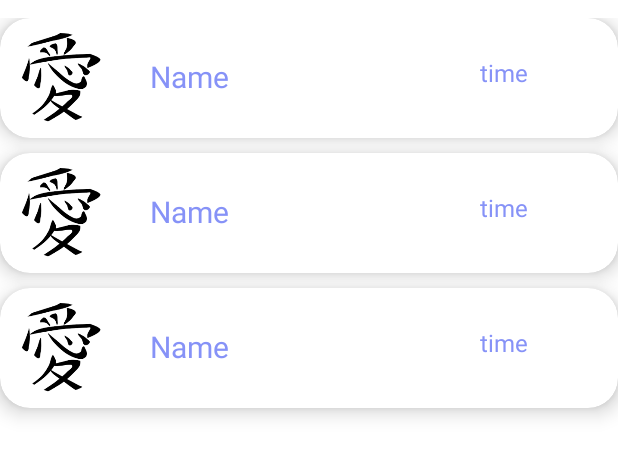
After one commit to AlaminRonya/JapaneseLanguageApp, an Android app: the layout fragment_kanji.xml on its own in the app's theme, with its tools: preview values and no code run, on a phone screen of 412 x 824 dp. The commit adds this screen. Shown: the top 456 px of the screen. Run offline under Robolectric (Android 15) with nearby library versions, the phone set to English and light mode, and no system bars.

Commit message:
KanjiFragment design

```diff
--- a/app/build.gradle
+++ b/app/build.gradle
@@ -30,6 +30,7 @@ android {
 
     buildFeatures{
         dataBinding true
+        viewBinding true
     }
 }
 
--- /dev/null
+++ b/app/src/main/java/com/attrabit/languageapp/KanjiFragment.java
@@ -0,0 +1,64 @@
+package com.attrabit.languageapp;
+
+import android.os.Bundle;
+
+import androidx.fragment.app.Fragment;
+
+import android.view.LayoutInflater;
+import android.view.View;
+import android.view.ViewGroup;
+
+/**
+ * A simple {@link Fragment} subclass.
+ * Use the {@link KanjiFragment#newInstance} factory method to
+ * create an instance of this fragment.
+ */
+public class KanjiFragment extends Fragment {
+
+    // TODO: Rename parameter arguments, choose names that match
+    // the fragment initialization parameters, e.g. ARG_ITEM_NUMBER
+    private static final String ARG_PARAM1 = "param1";
+    private static final String ARG_PARAM2 = "param2";
+
+    // TODO: Rename and change types of parameters
+    private String mParam1;
+    private String mParam2;
+
+    public KanjiFragment() {
+        // Required empty public constructor
+    }
+
+    /**
+     * Use this factory method to create a new instance of
+     * this fragment using the provided parameters.
+     *
+     * @param param1 Parameter 1.
+     * @param param2 Parameter 2.
+     * @return A new instance of fragment KanjiFragment.
+     */
+    // TODO: Rename and change types and number of parameters
+    public static KanjiFragment newInstance(String param1, String param2) {
+        KanjiFragment fragment = new KanjiFragment();
+        Bundle args = new Bundle();
+        args.putString(ARG_PARAM1, param1);
+        args.putString(ARG_PARAM2, param2);
+        fragment.setArguments(args);
+        return fragment;
+    }
+
+    @Override
+    public void onCreate(Bundle savedInstanceState) {
+        super.onCreate(savedInstanceState);
+        if (getArguments() != null) {
+            mParam1 = getArguments().getString(ARG_PARAM1);
+            mParam2 = getArguments().getString(ARG_PARAM2);
+        }
+    }
+
+    @Override
+    public View onCreateView(LayoutInflater inflater, ViewGroup container,
+                             Bundle savedInstanceState) {
+        // Inflate the layout for this fragment
+        return inflater.inflate(R.layout.fragment_kanji, container, false);
+    }
+}
--- /dev/null
+++ b/app/src/main/res/layout/fragment_kanji.xml
@@ -0,0 +1,19 @@
+<?xml version="1.0" encoding="utf-8"?>
+<androidx.constraintlayout.widget.ConstraintLayout xmlns:android="http://schemas.android.com/apk/res/android"
+    xmlns:app="http://schemas.android.com/apk/res-auto"
+    xmlns:tools="http://schemas.android.com/tools"
+    android:layout_width="match_parent"
+    android:layout_height="match_parent"
+    tools:context=".MainActivity">
+
+    <ListView
+        android:layout_width="match_parent"
+        android:layout_height="match_parent"
+        android:id="@+id/listview"
+        android:scrollbars="vertical"
+        android:layout_marginTop="12dp"
+        tools:listitem="@layout/list_item"
+        android:divider="@android:color/transparent"
+        android:dividerHeight="10.0sp"/>
+
+</androidx.constraintlayout.widget.ConstraintLayout>
--- /dev/null
+++ b/app/src/main/res/layout/list_item.xml
@@ -0,0 +1,53 @@
+<?xml version="1.0" encoding="utf-8"?>
+<androidx.cardview.widget.CardView
+    xmlns:android="http://schemas.android.com/apk/res/android"
+    xmlns:app="http://schemas.android.com/apk/res-auto"
+    android:layout_marginStart="12dp"
+    android:layout_marginEnd="12dp"
+    android:layout_marginVertical="10dp"
+    android:layout_marginHorizontal="10dp"
+    app:cardCornerRadius="20dp"
+    app:cardElevation="8dp"
+    android:layout_width="match_parent"
+    android:layout_height="wrap_content">
+
+    <RelativeLayout
+        android:layout_width="match_parent"
+        android:layout_height="wrap_content">
+
+        <com.google.android.material.imageview.ShapeableImageView
+            android:layout_width="60dp"
+            android:layout_height="60dp"
+            android:id="@+id/listImage"
+            android:src="@drawable/kanji"
+            android:scaleType="centerCrop"
+            android:layout_marginStart="10dp"
+            android:layout_marginBottom="10dp"
+            android:layout_marginTop="10dp"
+            app:shapeAppearanceOverlay="@style/roundedImageViewRounded"/>
+
+        <TextView
+            android:layout_width="120dp"
+            android:layout_height="30dp"
+            android:id="@+id/listName"
+            android:text="Name"
+            android:textColor="@color/lavender"
+            android:textSize="20sp"
+            android:layout_marginTop="25dp"
+            android:layout_marginStart="30dp"
+            android:layout_toEndOf="@id/listImage"/>
+
+        <TextView
+            android:layout_width="80dp"
+            android:layout_height="30dp"
+            android:id="@+id/listTime"
+            android:text="time"
+            android:textSize="16sp"
+            android:layout_toEndOf="@id/listName"
+            android:layout_marginTop="25dp"
+            android:layout_marginStart="100dp"
+            android:textColor="@color/lavender"/>
+
+    </RelativeLayout>
+
+</androidx.cardview.widget.CardView>
--- a/app/src/main/res/navigation/nav_graph.xml
+++ b/app/src/main/res/navigation/nav_graph.xml
@@ -25,4 +25,9 @@
         android:name="com.attrabit.languageapp.ScoreFragment"
         android:label="fragment_score"
         tools:layout="@layout/fragment_score" />
+    <fragment
+        android:id="@+id/kanjiFragment"
+        android:name="com.attrabit.languageapp.KanjiFragment"
+        android:label="fragment_kanji"
+        tools:layout="@layout/fragment_kanji" />
 </navigation>
--- a/app/src/main/res/values/themes.xml
+++ b/app/src/main/res/values/themes.xml
@@ -13,4 +13,8 @@
         <item name="android:statusBarColor">?attr/colorPrimaryVariant</item>
         <!-- Customize your theme here. -->
     </style>
+    <style name="roundedImageViewRounded">
+        <item name="cornerFamily">rounded</item>
+        <item name="cornerSize">50%</item>
+    </style>
 </resources>
```
